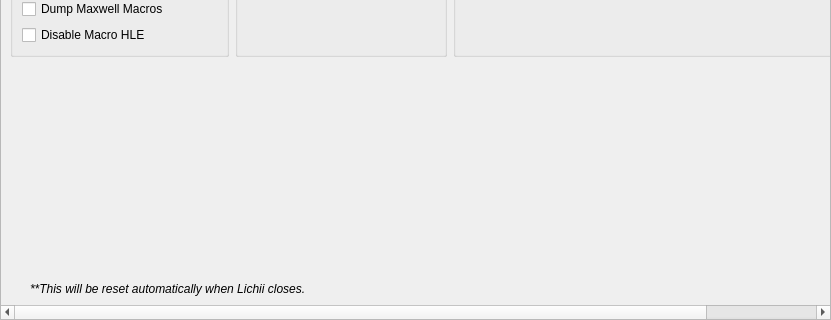
Old version of the form src/yuzu/configuration/configure_debug.ui in the repository Spikol02/Nyamu; both pictures show x 0 to 831 and y 440 to 760 of the 831 by 760 pixel window.
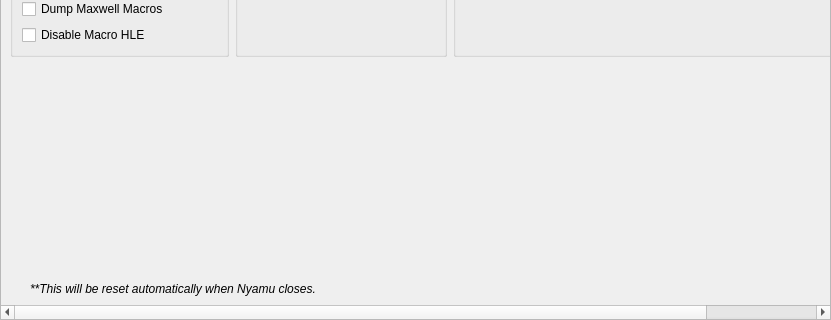
New version of the form.

Commit message:
Rename the fork to Nyamu
The program is now nyamu.exe, and the window title, version log line,
dialogs, installer and desktop entries say Nyamu. Settings, user data and
hotkey keys are unchanged, and credits to Lichii and Selevet builds stay.

Claude-Session: https://claude.ai/code/session_01WzPMHke5rSjK2sWP9qqHqA

Patch:
```diff
--- a/src/yuzu/configuration/configure_debug.ui
+++ b/src/yuzu/configuration/configure_debug.ui
@@ -784,7 +784,7 @@
        </font>
       </property>
       <property name="text">
-    <string>**This will be reset automatically when Lichii closes.</string>
+    <string>**This will be reset automatically when Nyamu closes.</string>
       </property>
       <property name="indent">
        <number>20</number>
```
The commit also changes 31 other files.
